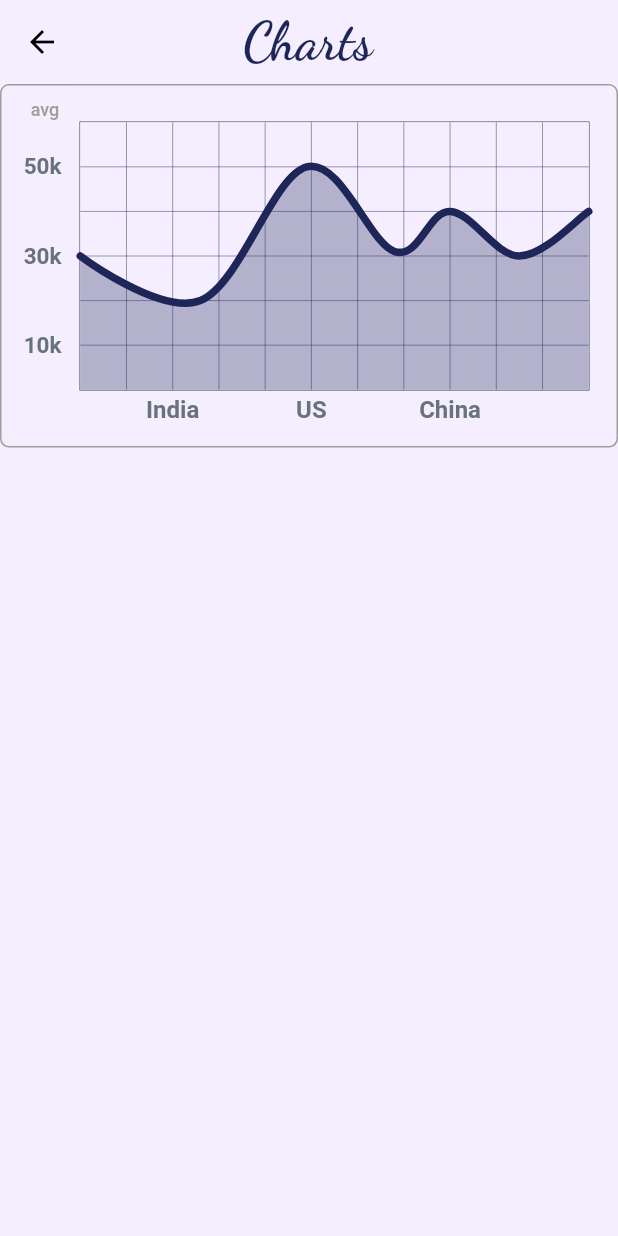
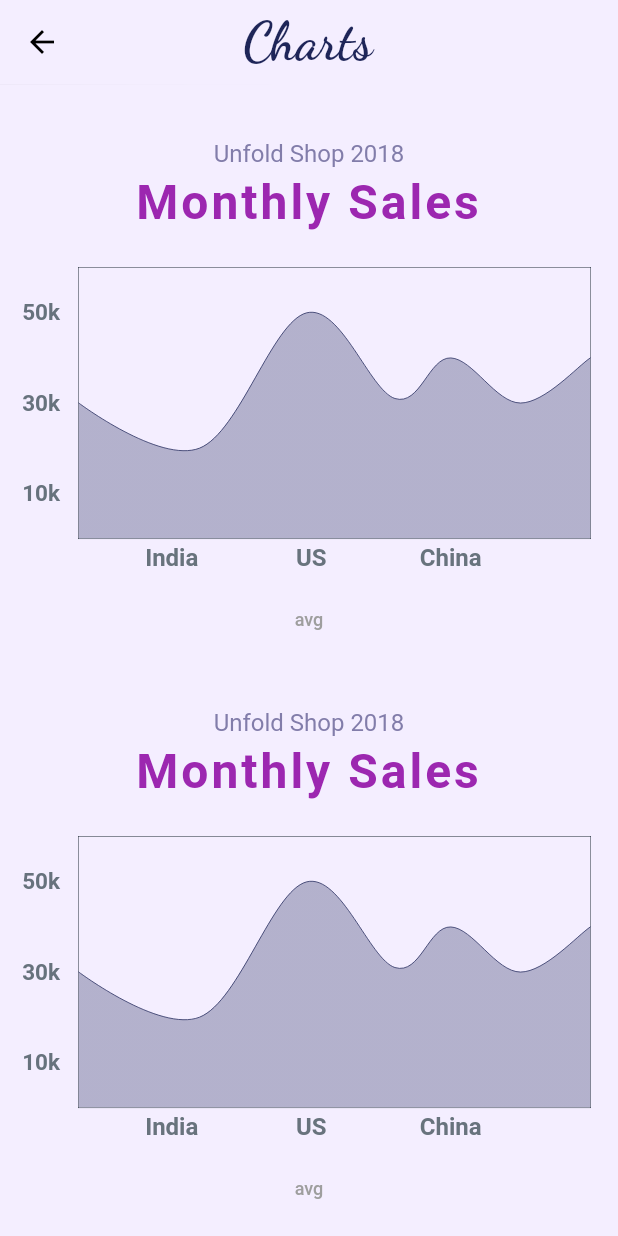
Before and after one commit to Manorama09/Aasha, a Flutter app: the HomeScreen screen opened directly, after a tap on "Chart", on a phone screen of 412 x 824 dp. Run offline on Flutter 3.47's test engine with Material 2 defaults, Android fonts, the phone set to English and light mode, and no system bars; drawn by our look-alikes of fl_chart; our stand-ins replace google_fonts; missing offline and left inert: twitter_api.

Commit message:
Added chart widgets

```diff
--- /dev/null
+++ b/lib/screens/analysis.dart
@@ -0,0 +1,40 @@
+import 'package:aasha/widgets/chart1.dart';
+import 'package:flutter/material.dart';
+import 'package:google_fonts/google_fonts.dart';
+
+class Analysis extends StatefulWidget {
+  @override
+  _AnalysisState createState() => _AnalysisState();
+}
+
+class _AnalysisState extends State<Analysis> {
+  @override
+  Widget build(BuildContext context) {
+    return Scaffold(
+       backgroundColor: const Color(0xffF4EEFF),
+      appBar: new AppBar(
+        elevation: 0.1,
+        backgroundColor: const Color(0xffF4EEFF),
+        title: Padding(
+          padding: const EdgeInsets.fromLTRB(90, 0, 0, 0),
+          child: Text("Charts",
+              style: GoogleFonts.dancingScript(
+                  color: const Color(0xff1E2558),
+                  fontSize: 35,
+                  fontWeight: FontWeight.w700)),
+        ),
+      ),
+      body: ListView(
+        children: <Widget>[
+          Chart1(),
+          SizedBox(height:5),
+          Chart1(),
+          SizedBox(height:5),
+          Chart1(),
+          SizedBox(height:5),
+          Chart1(),
+        ],
+        )
+    );
+  }
+}
--- a/lib/screens/home.dart
+++ b/lib/screens/home.dart
@@ -1,5 +1,6 @@
 import 'package:aasha/screens/about.dart';
-import 'package:aasha/screens/chart.dart';
+import 'package:aasha/screens/analysis.dart';
+import 'package:aasha/widgets/chart1.dart';
 import 'package:aasha/screens/ranks.dart';
 import 'package:aasha/screens/news.dart';
 import 'package:aasha/screens/settings.dart';
@@ -120,7 +121,7 @@
                           Navigator.push(
                             context,
                             MaterialPageRoute(
-                                builder: (context) => LineChartSample2()),
+                                builder: (context) => Analysis()),
                           );
                         },
                         child: button("Chart", context),
--- a/lib/screens/chart.dart
+++ b/lib/widgets/chart1.dart
@@ -1,13 +1,12 @@
 import 'package:fl_chart/fl_chart.dart';
 import 'package:flutter/material.dart';
-import 'package:google_fonts/google_fonts.dart';
 
-class LineChartSample2 extends StatefulWidget {
+class Chart1 extends StatefulWidget {
   @override
-  _LineChartSample2State createState() => _LineChartSample2State();
+  _Chart1State createState() => _Chart1State();
 }
 
-class _LineChartSample2State extends State<LineChartSample2> {
+class _Chart1State extends State<Chart1> {
   List<Color> gradientColors = [
     const Color(0xff1E2558),
     const Color(0xff1E2558),
@@ -17,36 +16,42 @@
 
   @override
   Widget build(BuildContext context) {
-    return Scaffold(
-      backgroundColor: const Color(0xffF4EEFF),
-      appBar: new AppBar(
-        elevation: 0.1,
-        backgroundColor: const Color(0xffF4EEFF),
-        title: Padding(
-          padding: const EdgeInsets.fromLTRB(90, 0, 0, 0),
-          child: Text("Charts",
-              style: GoogleFonts.dancingScript(
-                  color: const Color(0xff1E2558),
-                  fontSize: 35,
-                  fontWeight: FontWeight.w700)),
+    return Stack(
+
+      children: <Widget>[
+        Column(
+              crossAxisAlignment: CrossAxisAlignment.stretch,
+              children: <Widget>[
+                const SizedBox(
+                  height: 37,
                 ),
+                const Text(
+                  'Unfold Shop 2018',
+                  style: TextStyle(
+                    color: Color(0xff827daa),
+                    fontSize: 16,
                   ),
-      body: Stack(
-        children: <Widget>[
+                  textAlign: TextAlign.center,
+                ),
+                const SizedBox(
+                  height: 4,
+                ),
+                const Text(
+                  'Monthly Sales',
+                  style: TextStyle(
+                      color: Colors.purple,
+                      fontSize: 32,
+                      fontWeight: FontWeight.bold,
+                      letterSpacing: 2),
+                  textAlign: TextAlign.center,
+                ),
         AspectRatio(
           aspectRatio: 1.70,
-            child: Container(
-              decoration: BoxDecoration(
-                border: Border.all(color: Colors.grey),
-                  borderRadius: BorderRadius.all(
-                    Radius.circular(6),
-                  ),
-                  color: Color(0xffF4EEFF)),
           child: Padding(
-                padding: const EdgeInsets.only(right: 18.0, left: 12.0, top: 24, bottom: 12),
+              padding: const EdgeInsets.only(
+                  right: 18.0, left: 12.0, top: 24, bottom: 12),
               child: LineChart(
                 showAvg ? avgData() : mainData(),
-                ),
               ),
             ),
           ),
@@ -62,12 +67,13 @@
             child: Text(
               'avg',
               style: TextStyle(
-                    fontSize: 12, color: showAvg ? Colors.grey.withOpacity(0.8) : Colors.grey),
+                  fontSize: 12,
+                  color: showAvg ? Colors.grey.withOpacity(0.8) : Colors.grey),
             ),
           ),
         ),
       ],
-      ),
+        ),],
     );
   }
 
@@ -80,13 +86,13 @@
         getDrawingHorizontalLine: (value) {
           return FlLine(
             color: const Color(0xff1E2558),
-            strokeWidth: 0.3,
+            strokeWidth: 0.0,
           );
         },
         getDrawingVerticalLine: (value) {
           return FlLine(
             color: const Color(0xff1E2558),
-            strokeWidth: 0.3,
+            strokeWidth: 0.0,
           );
         },
       ),
@@ -95,8 +101,10 @@
         bottomTitles: SideTitles(
           showTitles: true,
           reservedSize: 22,
-          getTextStyles: (value) =>
-              const TextStyle(color: Color(0xff68737d), fontWeight: FontWeight.bold, fontSize: 16),
+          getTextStyles: (value) => const TextStyle(
+              color: Color(0xff68737d),
+              fontWeight: FontWeight.bold,
+              fontSize: 16),
           getTitles: (value) {
             switch (value.toInt()) {
               case 2:
@@ -132,8 +140,9 @@
           margin: 12,
         ),
       ),
-      borderData:
-          FlBorderData(show: true, border: Border.all(color: const Color(0xff37434d), width: 0.5)),
+      borderData: FlBorderData(
+          show: true,
+          border: Border.all(color: const Color(0xff37434d), width: 0.5)),
       minX: 0,
       maxX: 11,
       minY: 0,
@@ -151,14 +160,15 @@
           ],
           isCurved: true,
           colors: gradientColors,
-          barWidth: 5,
+          barWidth: 0.5,
           isStrokeCapRound: true,
           dotData: FlDotData(
             show: false,
           ),
           belowBarData: BarAreaData(
             show: true,
-            colors: gradientColors.map((color) => color.withOpacity(0.3)).toList(),
+            colors:
+                gradientColors.map((color) => color.withOpacity(0.3)).toList(),
           ),
         ),
       ],
@@ -174,13 +184,13 @@
         getDrawingVerticalLine: (value) {
           return FlLine(
             color: const Color(0xff37434d),
-            strokeWidth: 0.5,
+            strokeWidth: 0,
           );
         },
         getDrawingHorizontalLine: (value) {
           return FlLine(
             color: const Color(0xff37434d),
-            strokeWidth: 0.5,
+            strokeWidth: 0,
           );
         },
       ),
@@ -189,8 +199,10 @@
         bottomTitles: SideTitles(
           showTitles: true,
           reservedSize: 22,
-          getTextStyles: (value) =>
-              const TextStyle(color: Color(0xff68737d), fontWeight: FontWeight.bold, fontSize: 16),
+          getTextStyles: (value) => const TextStyle(
+              color: Color(0xff68737d),
+              fontWeight: FontWeight.bold,
+              fontSize: 16),
           getTitles: (value) {
             switch (value.toInt()) {
               case 2:
@@ -226,8 +238,9 @@
           margin: 12,
         ),
       ),
-      borderData:
-          FlBorderData(show: true, border: Border.all(color: const Color(0xff37434d), width: 1)),
+      borderData: FlBorderData(
+          show: true,
+          border: Border.all(color: const Color(0xff37434d), width: 1)),
       minX: 0,
       maxX: 11,
       minY: 0,
@@ -245,17 +258,23 @@
           ],
           isCurved: true,
           colors: [
-            ColorTween(begin: gradientColors[0], end: gradientColors[1]).lerp(0.2),
-            ColorTween(begin: gradientColors[0], end: gradientColors[1]).lerp(0.2),
+            ColorTween(begin: gradientColors[0], end: gradientColors[1])
+                .lerp(0.2),
+            ColorTween(begin: gradientColors[0], end: gradientColors[1])
+                .lerp(0.2),
           ],
-          barWidth: 5,
+          barWidth: 1,
           isStrokeCapRound: true,
           dotData: FlDotData(
             show: false,
           ),
           belowBarData: BarAreaData(show: true, colors: [
-            ColorTween(begin: gradientColors[0], end: gradientColors[1]).lerp(0.2).withOpacity(0.1),
-            ColorTween(begin: gradientColors[0], end: gradientColors[1]).lerp(0.2).withOpacity(0.1),
+            ColorTween(begin: gradientColors[0], end: gradientColors[1])
+                .lerp(0.2)
+                .withOpacity(0.1),
+            ColorTween(begin: gradientColors[0], end: gradientColors[1])
+                .lerp(0.2)
+                .withOpacity(0.1),
           ]),
         ),
       ],
```
Lines whose indentation alone changed are shown as unchanged.
